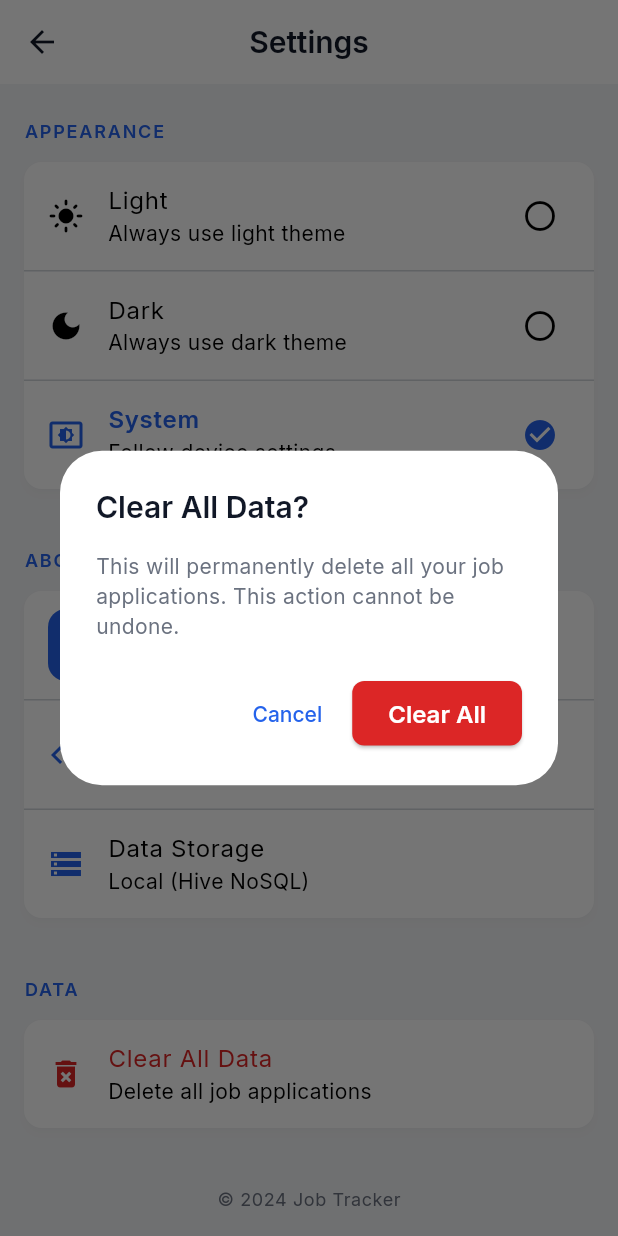
After one commit to RamadanMohamed11/Job-Tracker-App, a Flutter app: the SettingsScreen screen opened directly, after a tap on "Clear All Data", on a phone screen of 412 x 824 dp. The commit adds this screen. Run offline on Flutter 3.47's test engine with Material 3 defaults, Android fonts, the phone set to English and light mode, and no system bars; our stand-ins replace flutter_bloc, flutter_slidable, google_fonts, hive, hive_flutter, hydrated_bloc; accounts and stored records are empty.

Commit message:
feat: Implement initial home and settings screens.

```diff
--- a/lib/presentation/screens/home/home_screen.dart
+++ b/lib/presentation/screens/home/home_screen.dart
@@ -10,6 +10,7 @@ import 'widgets/filter_sort_bar.dart';
 import 'widgets/empty_state.dart';
 import '../job_form/job_form_screen.dart';
 import '../job_details/job_details_screen.dart';
+import '../settings/settings_screen.dart';
 
 // ============================================
 // HOME SCREEN
@@ -45,6 +46,17 @@ class HomeScreen extends StatelessWidget {
                 ),
                 onPressed: () => context.read<ThemeCubit>().toggleTheme(),
                 tooltip: 'Toggle Theme',
+              );
+            },
+          ),
+          // Settings button
+          IconButton(
+            icon: const Icon(Icons.settings),
+            tooltip: AppStrings.settings,
+            onPressed: () {
+              Navigator.push(
+                context,
+                MaterialPageRoute(builder: (_) => const SettingsScreen()),
               );
             },
           ),
--- /dev/null
+++ b/lib/presentation/screens/settings/settings_screen.dart
@@ -0,0 +1,264 @@
+import 'package:flutter/material.dart';
+import 'package:flutter_bloc/flutter_bloc.dart';
+
+import '../../../core/constants/constants.dart';
+import '../../../core/theme/theme_cubit.dart';
+
+// ============================================
+// SETTINGS SCREEN
+// ============================================
+// Allows users to customize app settings:
+// - Theme selection (Light/Dark/System)
+// - App version info
+
+class SettingsScreen extends StatelessWidget {
+  const SettingsScreen({super.key});
+
+  @override
+  Widget build(BuildContext context) {
+    final theme = Theme.of(context);
+
+    return Scaffold(
+      appBar: AppBar(title: const Text(AppStrings.settings)),
+      body: ListView(
+        children: [
+          const SizedBox(height: 16),
+
+          // ============================================
+          // APPEARANCE SECTION
+          // ============================================
+          _SectionHeader(title: AppStrings.appearance),
+
+          BlocBuilder<ThemeCubit, ThemeState>(
+            builder: (context, state) {
+              return Card(
+                margin: const EdgeInsets.symmetric(horizontal: 16, vertical: 8),
+                child: Column(
+                  children: [
+                    // Light Mode
+                    _ThemeOptionTile(
+                      title: AppStrings.lightMode,
+                      subtitle: 'Always use light theme',
+                      icon: Icons.light_mode,
+                      isSelected: state.themeMode == AppThemeMode.light,
+                      onTap: () {
+                        context.read<ThemeCubit>().setLightMode();
+                      },
+                    ),
+                    const Divider(height: 1),
+
+                    // Dark Mode
+                    _ThemeOptionTile(
+                      title: AppStrings.darkMode,
+                      subtitle: 'Always use dark theme',
+                      icon: Icons.dark_mode,
+                      isSelected: state.themeMode == AppThemeMode.dark,
+                      onTap: () {
+                        context.read<ThemeCubit>().setDarkMode();
+                      },
+                    ),
+                    const Divider(height: 1),
+
+                    // System Mode
+                    _ThemeOptionTile(
+                      title: AppStrings.systemMode,
+                      subtitle: 'Follow device settings',
+                      icon: Icons.settings_brightness,
+                      isSelected: state.themeMode == AppThemeMode.system,
+                      onTap: () {
+                        context.read<ThemeCubit>().setSystemMode();
+                      },
+                    ),
+                  ],
+                ),
+              );
+            },
+          ),
+
+          const SizedBox(height: 24),
+
+          // ============================================
+          // ABOUT SECTION
+          // ============================================
+          _SectionHeader(title: 'About'),
+
+          Card(
+            margin: const EdgeInsets.symmetric(horizontal: 16, vertical: 8),
+            child: Column(
+              children: [
+                // App Name and Version
+                ListTile(
+                  leading: Container(
+                    width: 48,
+                    height: 48,
+                    decoration: BoxDecoration(
+                      color: theme.colorScheme.primary,
+                      borderRadius: BorderRadius.circular(12),
+                    ),
+                    child: const Icon(Icons.work_outline, color: Colors.white),
+                  ),
+                  title: const Text(
+                    AppStrings.appName,
+                    style: TextStyle(fontWeight: FontWeight.w600),
+                  ),
+                  subtitle: Text('Version ${AppStrings.appVersion}'),
+                ),
+                const Divider(height: 1),
+
+                // Developer Info
+                ListTile(
+                  leading: Icon(Icons.code, color: theme.colorScheme.primary),
+                  title: const Text('Developed with'),
+                  subtitle: const Text('Flutter & Dart'),
+                ),
+                const Divider(height: 1),
+
+                // Storage Info
+                ListTile(
+                  leading: Icon(
+                    Icons.storage,
+                    color: theme.colorScheme.primary,
+                  ),
+                  title: const Text('Data Storage'),
+                  subtitle: const Text('Local (Hive NoSQL)'),
+                ),
+              ],
+            ),
+          ),
+
+          const SizedBox(height: 24),
+
+          // ============================================
+          // DATA SECTION
+          // ============================================
+          _SectionHeader(title: 'Data'),
+
+          Card(
+            margin: const EdgeInsets.symmetric(horizontal: 16, vertical: 8),
+            child: Column(
+              children: [
+                // Clear All Data
+                ListTile(
+                  leading: Icon(
+                    Icons.delete_forever,
+                    color: theme.colorScheme.error,
+                  ),
+                  title: Text(
+                    'Clear All Data',
+                    style: TextStyle(color: theme.colorScheme.error),
+                  ),
+                  subtitle: const Text('Delete all job applications'),
+                  onTap: () => _confirmClearData(context),
+                ),
+              ],
+            ),
+          ),
+
+          const SizedBox(height: 32),
+
+          // Footer
+          Center(
+            child: Text('© 2024 Job Tracker', style: theme.textTheme.bodySmall),
+          ),
+
+          const SizedBox(height: 32),
+        ],
+      ),
+    );
+  }
+
+  void _confirmClearData(BuildContext context) {
+    showDialog(
+      context: context,
+      builder: (dialogContext) => AlertDialog(
+        title: const Text('Clear All Data?'),
+        content: const Text(
+          'This will permanently delete all your job applications. This action cannot be undone.',
+        ),
+        actions: [
+          TextButton(
+            onPressed: () => Navigator.pop(dialogContext),
+            child: const Text(AppStrings.cancel),
+          ),
+          ElevatedButton(
+            onPressed: () async {
+              Navigator.pop(dialogContext);
+              // TODO: Implement clear all data
+              ScaffoldMessenger.of(
+                context,
+              ).showSnackBar(const SnackBar(content: Text('All data cleared')));
+            },
+            style: ElevatedButton.styleFrom(
+              backgroundColor: Theme.of(context).colorScheme.error,
+            ),
+            child: const Text('Clear All'),
+          ),
+        ],
+      ),
+    );
+  }
+}
+
+// ============================================
+// SECTION HEADER WIDGET
+// ============================================
+class _SectionHeader extends StatelessWidget {
+  final String title;
+
+  const _SectionHeader({required this.title});
+
+  @override
+  Widget build(BuildContext context) {
+    return Padding(
+      padding: const EdgeInsets.fromLTRB(16, 8, 16, 4),
+      child: Text(
+        title.toUpperCase(),
+        style: Theme.of(context).textTheme.labelMedium?.copyWith(
+          color: Theme.of(context).colorScheme.primary,
+          fontWeight: FontWeight.w600,
+          letterSpacing: 1.2,
+        ),
+      ),
+    );
+  }
+}
+
+// ============================================
+// THEME OPTION TILE WIDGET
+// ============================================
+class _ThemeOptionTile extends StatelessWidget {
+  final String title;
+  final String subtitle;
+  final IconData icon;
+  final bool isSelected;
+  final VoidCallback onTap;
+
+  const _ThemeOptionTile({
+    required this.title,
+    required this.subtitle,
+    required this.icon,
+    required this.isSelected,
+    required this.onTap,
+  });
+
+  @override
+  Widget build(BuildContext context) {
+    final theme = Theme.of(context);
+
+    return ListTile(
+      leading: Icon(icon, color: isSelected ? theme.colorScheme.primary : null),
+      title: Text(
+        title,
+        style: TextStyle(
+          fontWeight: isSelected ? FontWeight.w600 : FontWeight.normal,
+          color: isSelected ? theme.colorScheme.primary : null,
+        ),
+      ),
+      subtitle: Text(subtitle),
+      trailing: isSelected
+          ? Icon(Icons.check_circle, color: theme.colorScheme.primary)
+          : const Icon(Icons.radio_button_unchecked),
+      onTap: onTap,
+    );
+  }
+}
```
